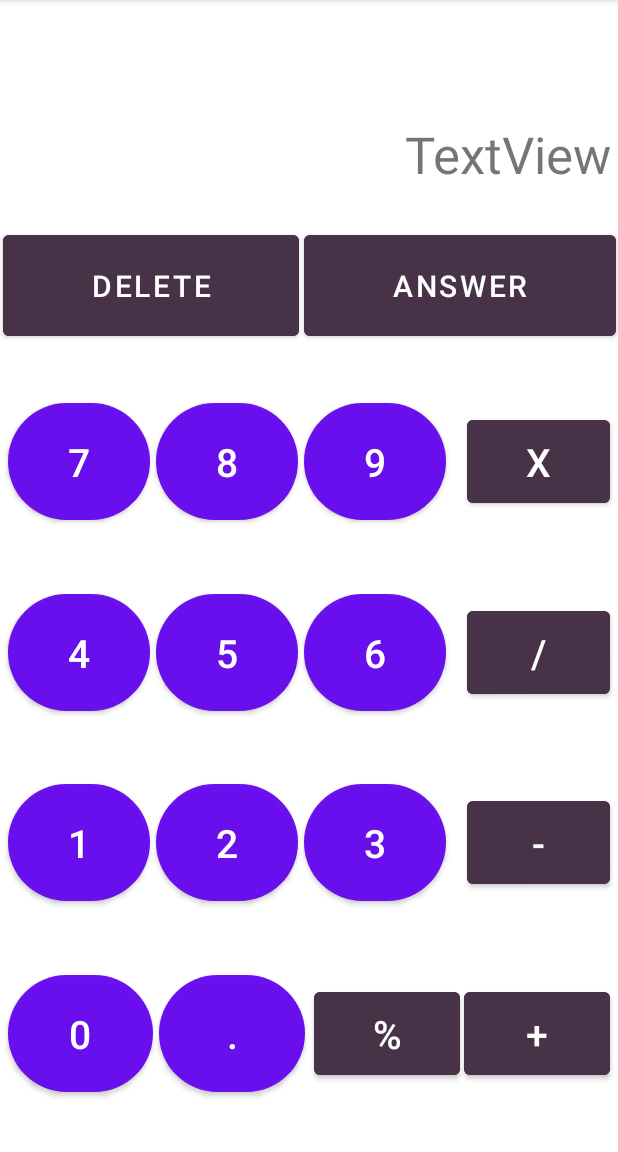
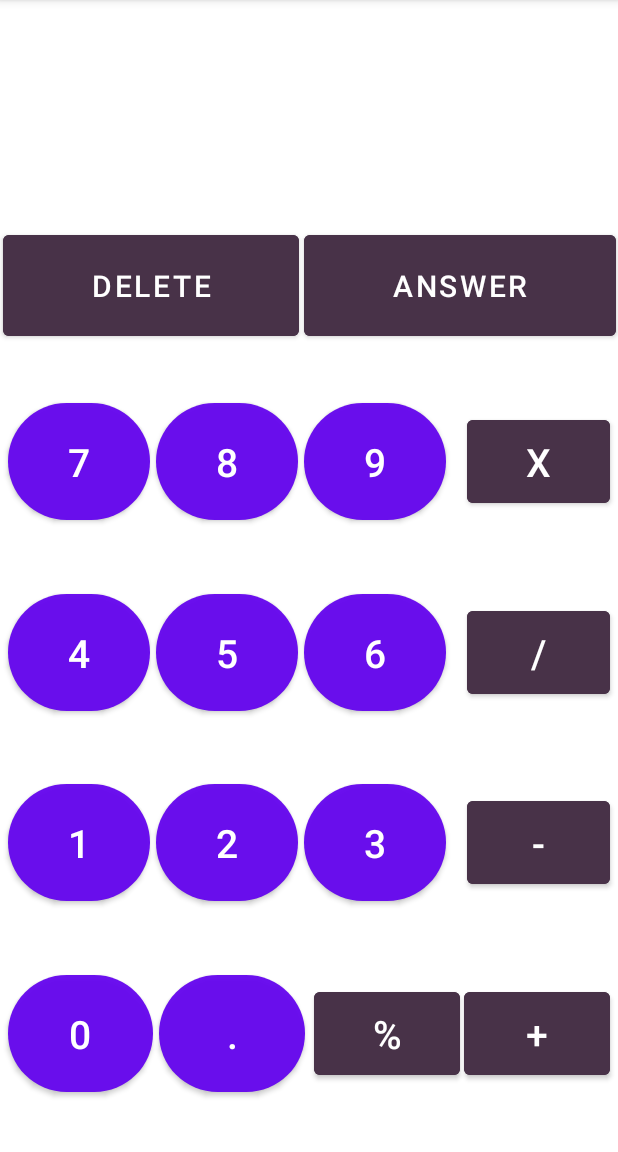
Before and after one commit to Pabasaraa/Calculator-App, an Android app: the screen it shows after launch (MainActivity), on a phone screen of 412 x 824 dp, the part 84-1236 px from its top. Run offline under Robolectric (Android 15) with nearby library versions, the phone set to English and light mode, and no system bars.

Commit message:
Done with the logics have some things to do in the UI

```diff
--- a/app/src/main/res/layout/activity_main.xml
+++ b/app/src/main/res/layout/activity_main.xml
@@ -20,9 +20,8 @@
             android:paddingTop="80dp"
             android:paddingRight="5dp"
             android:paddingBottom="25dp"
-            android:text="TextView"
             android:textAlignment="viewEnd"
-            android:textSize="34dp" />
+            android:textSize="34sp" />
     </LinearLayout>
 
     <LinearLayout
@@ -35,27 +34,27 @@
             android:id="@+id/btnDelete"
             android:layout_width="wrap_content"
             android:layout_height="wrap_content"
-            android:layout_marginLeft="2dp"
-            android:layout_marginRight="1dp"
+            android:layout_marginStart="2dp"
+            android:layout_marginEnd="1dp"
             android:layout_weight="1"
             android:paddingTop="20dp"
             android:paddingBottom="20dp"
             android:text="@string/del"
             android:backgroundTint="@color/eggPlant_purple"
-            android:textSize="20dp" />
+            android:textSize="20sp" />
 
         <Button
             android:id="@+id/btnAnswer"
             android:layout_width="wrap_content"
             android:layout_height="wrap_content"
-            android:layout_marginLeft="2dp"
-            android:layout_marginRight="1dp"
+            android:layout_marginStart="2dp"
+            android:layout_marginEnd="1dp"
             android:layout_weight="1"
             android:paddingTop="20dp"
             android:paddingBottom="20dp"
             android:text="@string/ans"
             android:backgroundTint="@color/eggPlant_purple"
-            android:textSize="20dp" />
+            android:textSize="20sp" />
     </LinearLayout>
 
     <LinearLayout
@@ -71,12 +70,12 @@
             android:layout_marginTop="10dp"
             android:layout_marginBottom="10dp"
             android:padding="15dp"
-            android:layout_marginLeft="5dp"
-            android:layout_marginRight="4dp"
+            android:layout_marginStart="5dp"
+            android:layout_marginEnd="4dp"
             android:layout_weight="0.25"
             android:background="@drawable/round"
             android:text="7"
-            android:textSize="26dp" />
+            android:textSize="26sp" />
 
         <Button
             android:id="@+id/btnNum8"
@@ -85,11 +84,11 @@
             android:layout_marginTop="10dp"
             android:layout_marginBottom="10dp"
             android:padding="15dp"
-            android:layout_marginRight="4dp"
+            android:layout_marginEnd="4dp"
             android:layout_weight="0.25"
             android:background="@drawable/round"
             android:text="8"
-            android:textSize="26dp" />
+            android:textSize="26sp" />
 
         <Button
             android:id="@+id/btnNum9"
@@ -98,11 +97,11 @@
             android:layout_marginTop="10dp"
             android:layout_marginBottom="10dp"
             android:padding="15dp"
-            android:layout_marginRight="4dp"
+            android:layout_marginEnd="4dp"
             android:layout_weight="0.25"
             android:background="@drawable/round"
             android:text="9"
-            android:textSize="26dp" />
+            android:textSize="26sp" />
 
         <Button
             android:id="@+id/btnMultiply"
@@ -113,9 +112,9 @@
             android:layout_weight="0.25"
             android:paddingTop="10dp"
             android:paddingBottom="10dp"
-            android:layout_marginLeft="10dp"
-            android:layout_marginRight="5dp"
-            android:textSize="26dp"
+            android:layout_marginStart="10dp"
+            android:layout_marginEnd="5dp"
+            android:textSize="26sp"
             android:backgroundTint="@color/eggPlant_purple"
             android:text="x" />
     </LinearLayout>
@@ -133,12 +132,12 @@
             android:layout_marginTop="10dp"
             android:layout_marginBottom="10dp"
             android:padding="15dp"
-            android:layout_marginLeft="5dp"
-            android:layout_marginRight="4dp"
+            android:layout_marginStart="5dp"
+            android:layout_marginEnd="4dp"
             android:layout_weight="0.25"
             android:background="@drawable/round"
             android:text="4"
-            android:textSize="26dp" />
+            android:textSize="26sp" />
 
         <Button
             android:id="@+id/btnNum5"
@@ -147,11 +146,11 @@
             android:layout_marginTop="10dp"
             android:layout_marginBottom="10dp"
             android:padding="15dp"
-            android:layout_marginRight="4dp"
+            android:layout_marginEnd="4dp"
             android:layout_weight="0.25"
             android:background="@drawable/round"
             android:text="5"
-            android:textSize="26dp" />
+            android:textSize="26sp" />
 
         <Button
             android:id="@+id/btnNum6"
@@ -160,11 +159,11 @@
             android:layout_marginTop="10dp"
             android:layout_marginBottom="10dp"
             android:padding="15dp"
-            android:layout_marginRight="4dp"
+            android:layout_marginEnd="4dp"
             android:layout_weight="0.25"
             android:background="@drawable/round"
             android:text="6"
-            android:textSize="26dp" />
+            android:textSize="26sp" />
 
         <Button
             android:id="@+id/btnDivide"
@@ -176,10 +175,10 @@
             android:backgroundTint="@color/eggPlant_purple"
             android:paddingTop="10dp"
             android:paddingBottom="10dp"
-            android:layout_marginLeft="10dp"
-            android:layout_marginRight="5dp"
+            android:layout_marginStart="10dp"
+            android:layout_marginEnd="5dp"
             android:text="/"
-            android:textSize="26dp" />
+            android:textSize="26sp" />
     </LinearLayout>
 
     <LinearLayout
@@ -195,12 +194,12 @@
             android:layout_marginTop="10dp"
             android:layout_marginBottom="10dp"
             android:padding="15dp"
-            android:layout_marginLeft="5dp"
-            android:layout_marginRight="4dp"
+            android:layout_marginStart="5dp"
+            android:layout_marginEnd="4dp"
             android:layout_weight="0.25"
             android:background="@drawable/round"
             android:text="1"
-            android:textSize="26dp" />
+            android:textSize="26sp" />
 
         <Button
             android:id="@+id/btnNum2"
@@ -209,11 +208,11 @@
             android:layout_marginTop="10dp"
             android:layout_marginBottom="10dp"
             android:padding="15dp"
-            android:layout_marginRight="4dp"
+            android:layout_marginEnd="4dp"
             android:layout_weight="0.25"
             android:background="@drawable/round"
             android:text="2"
-            android:textSize="26dp" />
+            android:textSize="26sp" />
 
         <Button
             android:id="@+id/btnNum3"
@@ -222,11 +221,11 @@
             android:layout_marginTop="10dp"
             android:layout_marginBottom="10dp"
             android:padding="15dp"
-            android:layout_marginRight="4dp"
+            android:layout_marginEnd="4dp"
             android:layout_weight="0.25"
             android:background="@drawable/round"
             android:text="3"
-            android:textSize="26dp" />
+            android:textSize="26sp" />
 
         <Button
             android:id="@+id/btnMinus"
@@ -238,10 +237,10 @@
             android:backgroundTint="@color/eggPlant_purple"
             android:paddingTop="10dp"
             android:paddingBottom="10dp"
-            android:layout_marginLeft="10dp"
-            android:layout_marginRight="5dp"
+            android:layout_marginStart="10dp"
+            android:layout_marginEnd="5dp"
             android:text="-"
-            android:textSize="26dp" />
+            android:textSize="26sp" />
     </LinearLayout>
 
     <LinearLayout
@@ -257,12 +256,12 @@
             android:layout_marginTop="10dp"
             android:layout_marginBottom="10dp"
             android:padding="15dp"
-            android:layout_marginLeft="5dp"
-            android:layout_marginRight="4dp"
+            android:layout_marginStart="5dp"
+            android:layout_marginEnd="4dp"
             android:layout_weight="0.25"
             android:background="@drawable/round"
             android:text="0"
-            android:textSize="26dp" />
+            android:textSize="26sp" />
 
         <Button
             android:id="@+id/btnDot"
@@ -271,11 +270,11 @@
             android:layout_marginTop="10dp"
             android:layout_marginBottom="10dp"
             android:padding="15dp"
-            android:layout_marginRight="4dp"
+            android:layout_marginEnd="4dp"
             android:layout_weight="0.25"
             android:background="@drawable/round"
             android:text="."
-            android:textSize="26dp" />
+            android:textSize="26sp" />
 
         <Button
             android:id="@+id/btnRemainder"
@@ -287,10 +286,10 @@
             android:backgroundTint="@color/eggPlant_purple"
             android:paddingTop="10dp"
             android:paddingBottom="10dp"
-            android:layout_marginLeft="2dp"
-            android:layout_marginRight="1dp"
+            android:layout_marginStart="2dp"
+            android:layout_marginEnd="1dp"
             android:text="%"
-            android:textSize="26dp" />
+            android:textSize="26sp" />
 
         <Button
             android:id="@+id/btnPlus"
@@ -302,10 +301,10 @@
             android:backgroundTint="@color/eggPlant_purple"
             android:paddingTop="10dp"
             android:paddingBottom="10dp"
-            android:layout_marginLeft="1dp"
-            android:layout_marginRight="5dp"
+            android:layout_marginStart="1dp"
+            android:layout_marginEnd="5dp"
             android:text="+"
-            android:textSize="26dp" />
+            android:textSize="26sp" />
     </LinearLayout>
 
 </LinearLayout>
```
Also changed, not shown: app/src/main/java/com/example/calc/MainActivity.java (+84 -1 lines).
